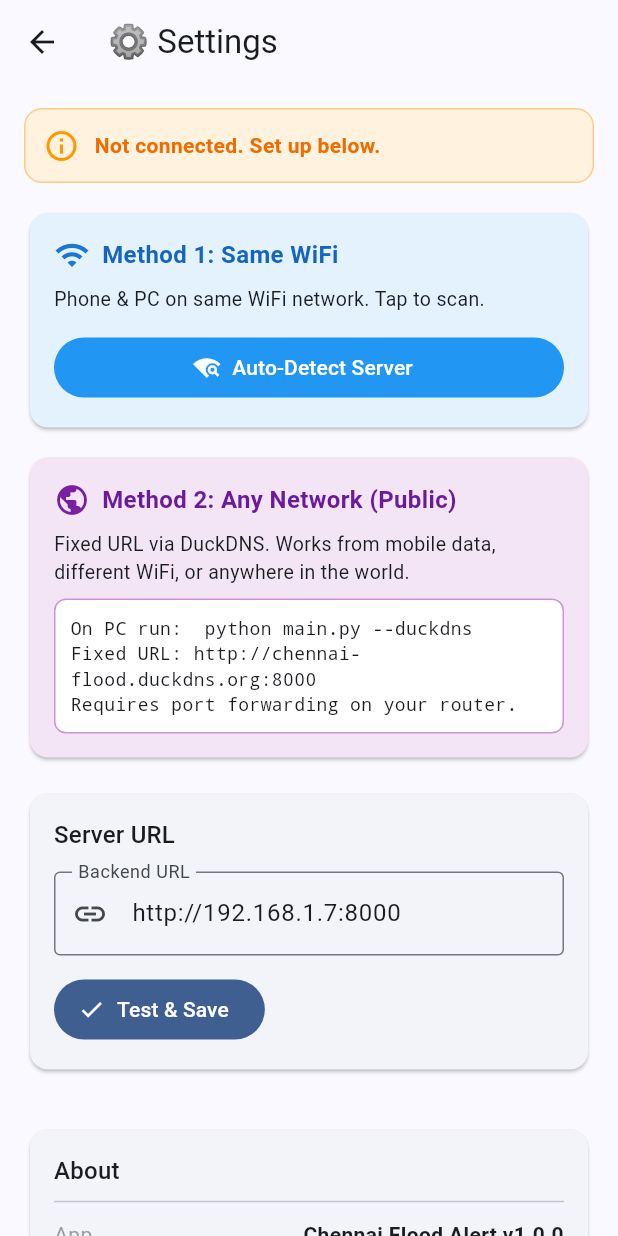
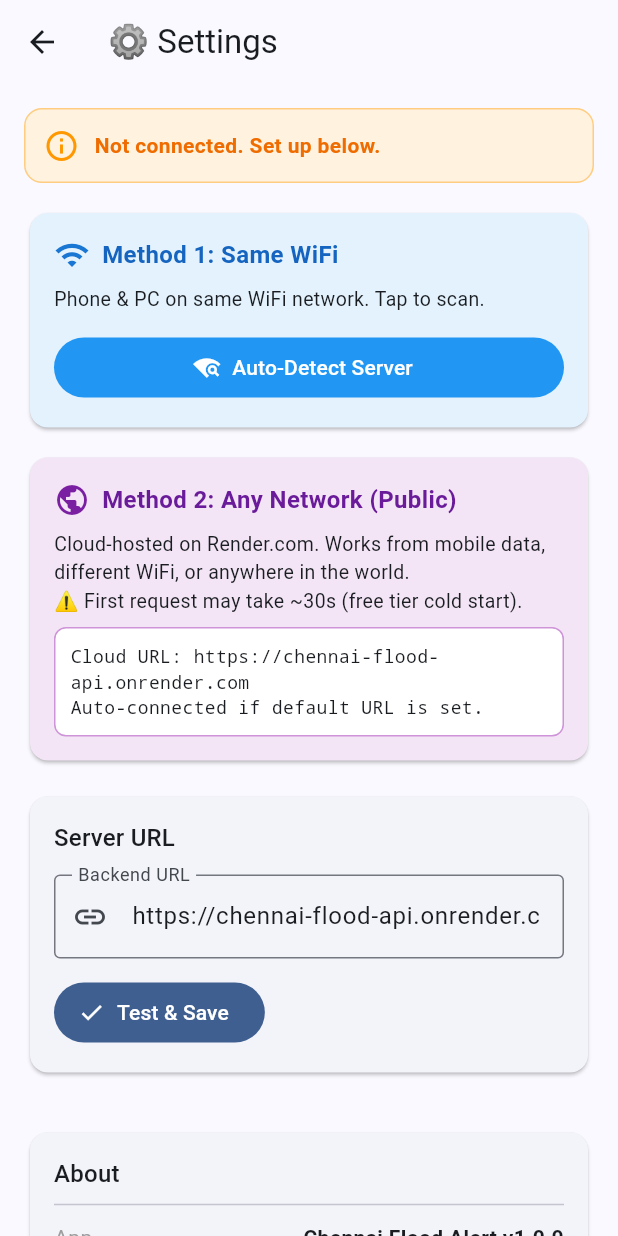
Before and after one commit to shreeharichandrakumar24-maker/-chennai-flood-api-, a Flutter app: the SettingsScreen screen opened directly, on a phone screen of 412 x 824 dp. Run offline on Flutter 3.47's test engine with Material 3 defaults, Android fonts, the phone set to English and light mode, and no system bars; our stand-ins replace flutter_map, geolocator, latlong2, shared_preferences; accounts and stored records are empty; network calls fail.

Commit message:
Deploy API to Render.com + add ML models to repo
- Add render.yaml at repo root with rootDir: flood_api for Render deployment
- Remove old flood_api/render.yaml
- Force-add ML model files (flood_model.joblib, flood_lstm.pt) to git
  (previously excluded by .gitignore *.pt/*.joblib rules)
- Update mobile app default URL to Render URL
- Update settings screen with Render deployment instructions

🤖 Generated with Codebuff
Co-Authored-By: Codebuff <noreply@codebuff.com>

```diff
--- a/flood_mobile/lib/config/api_config.dart
+++ b/flood_mobile/lib/config/api_config.dart
@@ -10,7 +10,7 @@ import 'package:http/http.dart' as http;
 /// Both modes work through the Settings screen.
 class ApiConfig {
   static const String _storageKey = 'api_base_url';
-  static const String _defaultUrl = 'http://192.168.1.7:8000';
+  static const String _defaultUrl = 'https://chennai-flood-api.onrender.com';
   static String? _baseUrl;
 
   /// Get the current base URL (loads from storage on first access)
--- a/flood_mobile/lib/screens/settings_screen.dart
+++ b/flood_mobile/lib/screens/settings_screen.dart
@@ -239,8 +239,9 @@ class _SettingsScreenState extends State<SettingsScreen> {
                         ),
                         const SizedBox(height: 8),
                         const Text(
-                          'Fixed URL via DuckDNS. Works from mobile data,\n'
-                          'different WiFi, or anywhere in the world.',
+                          'Cloud-hosted on Render.com. Works from mobile data,\n'
+                          'different WiFi, or anywhere in the world.\n'
+                          '⚠️ First request may take ~30s (free tier cold start).',
                           style: TextStyle(fontSize: 13),
                         ),
                         const SizedBox(height: 8),
@@ -253,9 +254,8 @@ class _SettingsScreenState extends State<SettingsScreen> {
                             border: Border.all(color: Colors.purple.shade200),
                           ),
                           child: const Text(
-                            'On PC run:  python main.py --duckdns\n'
-                            'Fixed URL: http://chennai-flood.duckdns.org:8000\n'
-                            'Requires port forwarding on your router.',
+                            'Cloud URL: https://chennai-flood-api.onrender.com\n'
+                            'Auto-connected if default URL is set.',
                             style: TextStyle(
                               fontFamily: 'monospace',
                               fontSize: 12,
--- a/flood_api/render.yaml
+++ b/render.yaml
@@ -2,6 +2,7 @@ services:
   - type: web
     name: chennai-flood-api
     runtime: python
+    rootDir: flood_api
     buildCommand: pip install -r requirements.txt
     startCommand: uvicorn main:app --host 0.0.0.0 --port $PORT
     envVars:
```
Also changed, not shown: 2 other files.
